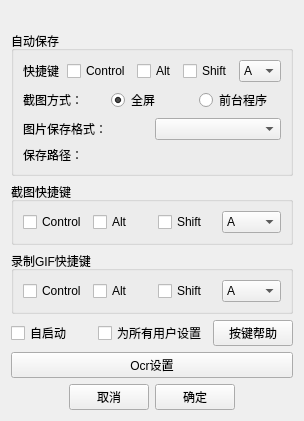
First picture: the form in src/SettingWidget.ui, repository afsfvr/screenshot, before the edit.
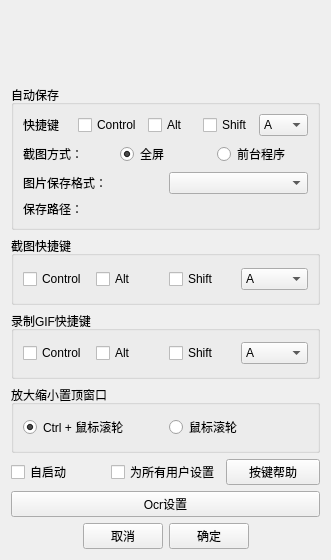
Second picture: the form after the edit.

Commit message: 修改置顶窗口缩放逻辑，增加置顶窗口缩放设置项，修复缩放导致的一些bug

```diff
--- a/src/SettingWidget.ui
+++ b/src/SettingWidget.ui
@@ -6,8 +6,8 @@
    <rect>
     <x>0</x>
     <y>0</y>
-    <width>304</width>
-    <height>397</height>
+    <width>331</width>
+    <height>560</height>
    </rect>
   </property>
   <property name="windowTitle">
@@ -583,6 +583,32 @@
      </layout>
     </widget>
    </item>
+   <item>
+    <widget class="QGroupBox" name="groupBox_4">
+     <property name="title">
+      <string>放大缩小置顶窗口</string>
+     </property>
+     <layout class="QHBoxLayout" name="horizontalLayout_9">
+      <item>
+       <widget class="QRadioButton" name="radioButton">
+        <property name="text">
+         <string>Ctrl + 鼠标滚轮</string>
+        </property>
+        <property name="checked">
+         <bool>true</bool>
+        </property>
+       </widget>
+      </item>
+      <item>
+       <widget class="QRadioButton" name="radioButton_2">
+        <property name="text">
+         <string>鼠标滚轮</string>
+        </property>
+       </widget>
+      </item>
+     </layout>
+    </widget>
+   </item>
    <item>
     <layout class="QHBoxLayout" name="horizontalLayout_8">
      <item>
```
The commit also changes 5 other files.
